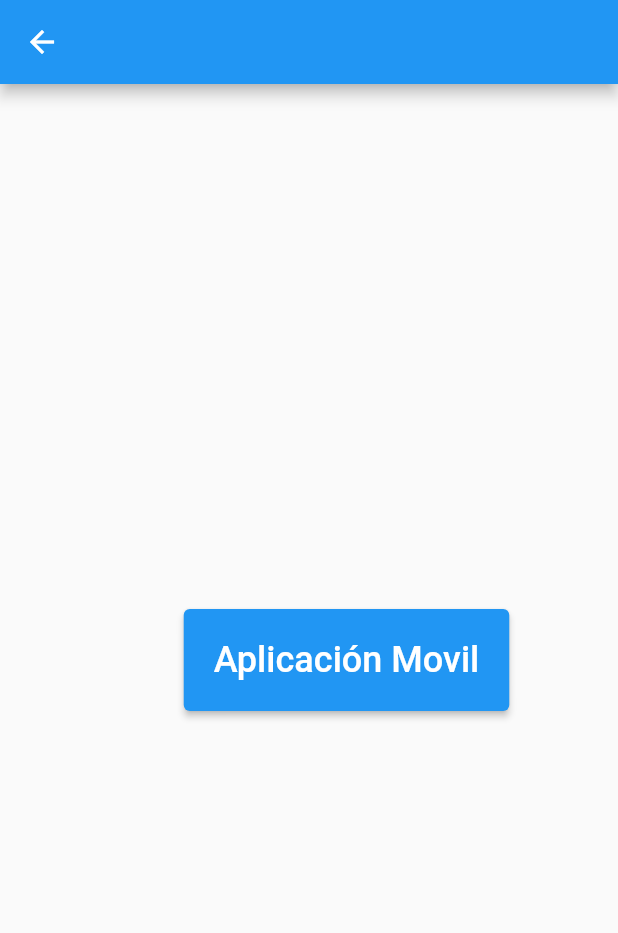
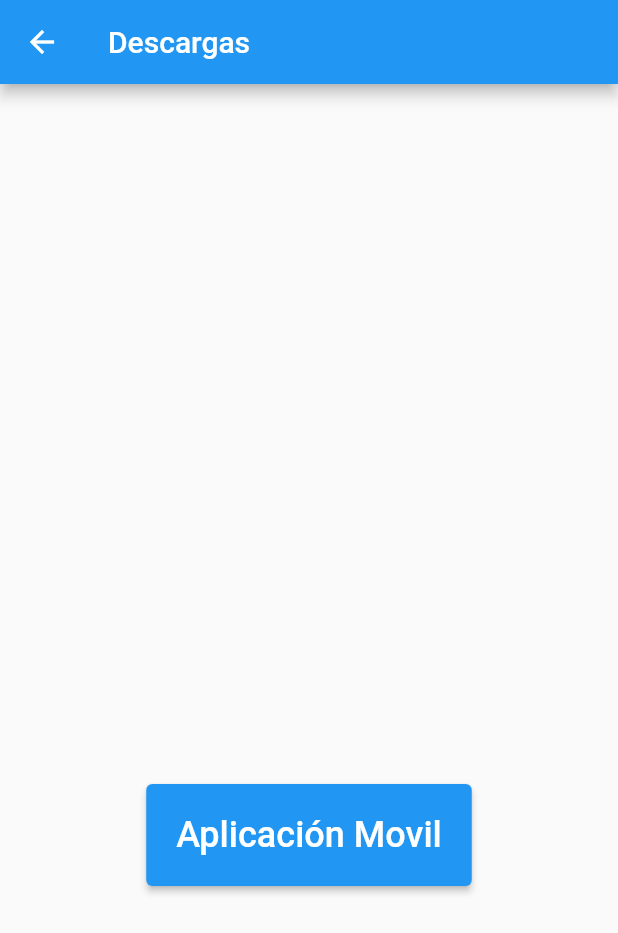
Before and after one commit to Agustin-Basilio-Matijasevich/ept_frontend_web, a Flutter app: the DownloadSection screen opened directly, on a phone screen of 412 x 824 dp. Shown: the top 933 px of the screen. Run offline on Flutter 3.47's test engine with Material 2 defaults, Android fonts, the light colour scheme and no system bars; our stand-ins replace carousel_slider, cloud_firestore, firebase_auth, firebase_core, firebase_storage, flutter_image_slideshow and 2 more; missing offline and left inert: comment_box; accounts and stored records are empty; statements that could not run were skipped.

Commit message:
Update download.dart
Se hace responsive la pantalla de descargas

```diff
--- a/lib/screens/download.dart
+++ b/lib/screens/download.dart
@@ -31,6 +31,8 @@ class DownloadSection extends StatelessWidget {
   @override
   Widget build(BuildContext context) {
     Usuario usuario = Provider.of<Usuario>(context);
+    double contextHeight = MediaQuery.of(context).size.height;
+    double contextWidth = MediaQuery.of(context).size.width;
 
     List<Widget> widgets = [];
 
@@ -58,12 +60,20 @@ class DownloadSection extends StatelessWidget {
       );
     }
     return Scaffold(
-      appBar: AppBar(),
-      body: Row(
+      appBar: AppBar(
+        title: const Text(
+          'Descargas'
+        ),
+      ),
+      //ASPECTO ESCRITORIO
+      body: contextWidth > 600
+      ? Row(
         mainAxisAlignment: MainAxisAlignment.center,
         children: <Widget>[
           Column(
-              mainAxisAlignment: MainAxisAlignment.center, children: widgets),
+            mainAxisAlignment: MainAxisAlignment.center,
+            children: widgets
+          ),
           const SizedBox(
             height: 1,
             width: 50,
@@ -88,7 +98,42 @@ class DownloadSection extends StatelessWidget {
             ],
           )
         ],
-      ),
+      )
+      //ASPECTO MÓVIL
+      : Row(
+        mainAxisAlignment: MainAxisAlignment.center,
+        children: [
+          Column(
+            mainAxisAlignment: MainAxisAlignment.spaceEvenly,
+            crossAxisAlignment: CrossAxisAlignment.center,
+            children: [
+              Column(
+                children: widgets
+              ),
+              Column(
+                mainAxisAlignment: MainAxisAlignment.spaceEvenly,
+                crossAxisAlignment: CrossAxisAlignment.center,
+                children: [
+                  ElevatedButton(
+                    style: const ButtonStyle(
+                      padding: MaterialStatePropertyAll(EdgeInsets.all(20)),
+                    ),
+                    child: const Text(
+                      'Aplicación Movil',
+                      style: TextStyle(
+                        fontSize: 24,
+                      ),
+                    ),
+                    onPressed: () {
+                      _descargarAndroidAPP();
+                    },
+                  ),
+                ],
+              )
+            ]
+          ),
+        ],
+      )
     );
   }
 }
```
